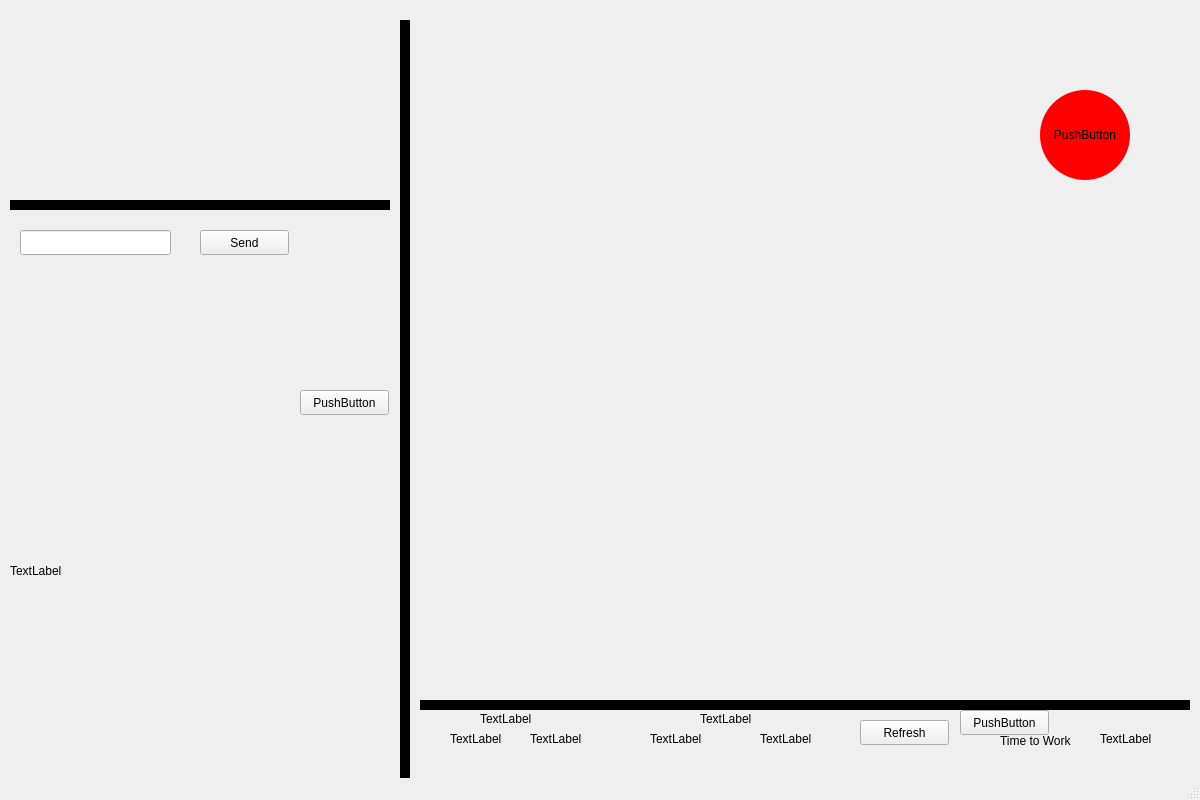
Above: mainwindow.ui from whitea17/dashboard-lab4 before the change. Below: the same form after it.
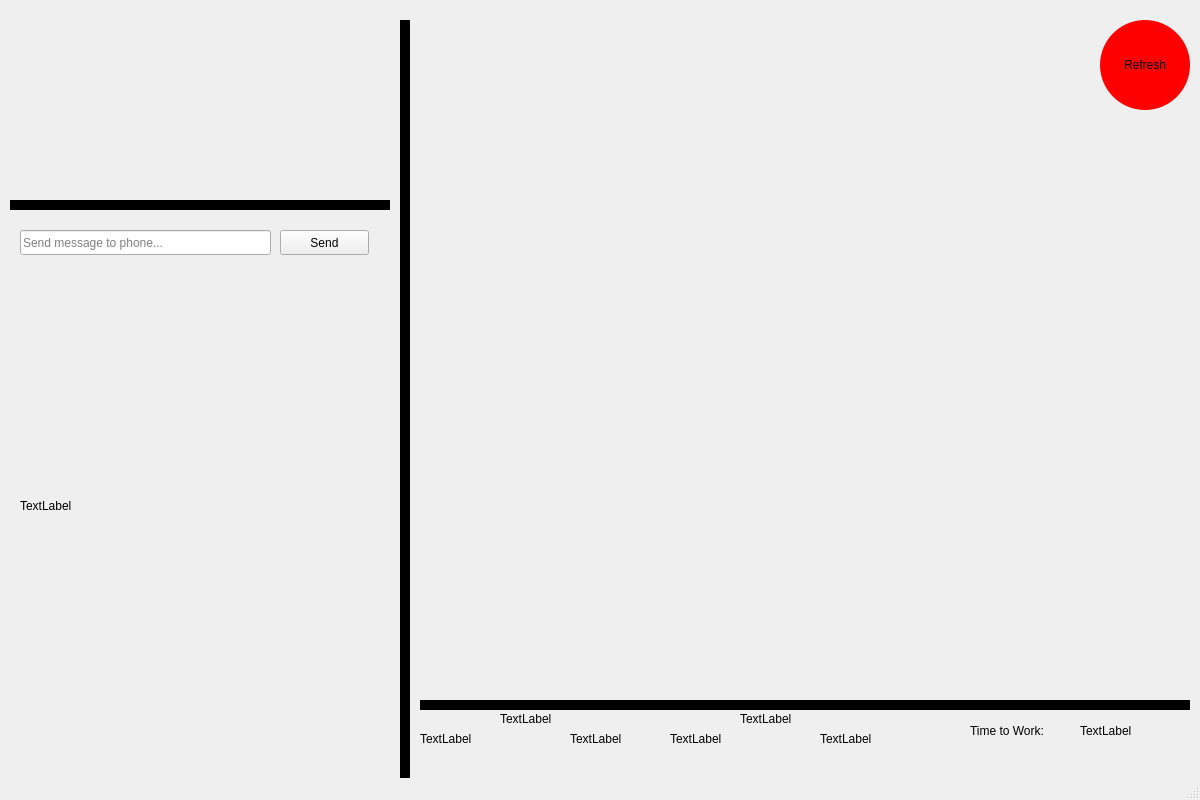
That is the form after the change.

Commit message: Simplified all refresh buttons into a single one

What changed in the file:
```diff
--- a/mainwindow.ui
+++ b/mainwindow.ui
@@ -74,8 +74,8 @@
    <widget class="QPushButton" name="pushButton">
     <property name="geometry">
      <rect>
-      <x>1040</x>
-      <y>90</y>
+      <x>1100</x>
+      <y>20</y>
       <width>90</width>
       <height>90</height>
      </rect>
@@ -85,13 +85,13 @@
 border-radius: 45px;</string>
     </property>
     <property name="text">
-     <string>PushButton</string>
+     <string>Refresh</string>
     </property>
    </widget>
    <widget class="QLabel" name="stockSym1">
     <property name="geometry">
      <rect>
-      <x>480</x>
+      <x>500</x>
       <y>710</y>
       <width>67</width>
       <height>17</height>
@@ -104,7 +104,7 @@
    <widget class="QLabel" name="stockPrice1">
     <property name="geometry">
      <rect>
-      <x>450</x>
+      <x>420</x>
       <y>730</y>
       <width>67</width>
       <height>17</height>
@@ -117,7 +117,7 @@
    <widget class="QLabel" name="stockPercent1">
     <property name="geometry">
      <rect>
-      <x>530</x>
+      <x>570</x>
       <y>730</y>
       <width>67</width>
       <height>17</height>
@@ -127,23 +127,10 @@
      <string>TextLabel</string>
     </property>
    </widget>
-   <widget class="QPushButton" name="stockDown">
-    <property name="geometry">
-     <rect>
-      <x>860</x>
-      <y>720</y>
-      <width>89</width>
-      <height>25</height>
-     </rect>
-    </property>
-    <property name="text">
-     <string>Refresh</string>
-    </property>
-   </widget>
    <widget class="QLabel" name="stockSym1_2">
     <property name="geometry">
      <rect>
-      <x>700</x>
+      <x>740</x>
       <y>710</y>
       <width>67</width>
       <height>17</height>
@@ -156,7 +143,7 @@
    <widget class="QLabel" name="stockPercent1_2">
     <property name="geometry">
      <rect>
-      <x>760</x>
+      <x>820</x>
       <y>730</y>
       <width>67</width>
       <height>17</height>
@@ -169,7 +156,7 @@
    <widget class="QLabel" name="stockPrice1_2">
     <property name="geometry">
      <rect>
-      <x>650</x>
+      <x>670</x>
       <y>730</y>
       <width>67</width>
       <height>17</height>
@@ -182,10 +169,10 @@
    <widget class="QLabel" name="imageBox">
     <property name="geometry">
      <rect>
-      <x>10</x>
-      <y>420</y>
-      <width>351</width>
-      <height>301</height>
+      <x>20</x>
+      <y>270</y>
+      <width>361</width>
+      <height>471</height>
      </rect>
     </property>
     <property name="text">
@@ -195,72 +182,52 @@
      <bool>true</bool>
     </property>
    </widget>
-   <widget class="QPushButton" name="imgDown">
-    <property name="geometry">
-     <rect>
-      <x>300</x>
-      <y>390</y>
-      <width>89</width>
-      <height>25</height>
-     </rect>
-    </property>
-    <property name="text">
-     <string>PushButton</string>
-    </property>
-   </widget>
    <widget class="QLabel" name="timeToWorkDis">
     <property name="geometry">
      <rect>
-      <x>1000</x>
-      <y>720</y>
+      <x>970</x>
+      <y>710</y>
       <width>101</width>
       <height>41</height>
      </rect>
     </property>
     <property name="text">
-     <string>Time to Work</string>
+     <string>Time to Work:</string>
     </property>
    </widget>
    <widget class="QLabel" name="timeToWorkDisVal">
     <property name="geometry">
      <rect>
-      <x>1100</x>
-      <y>730</y>
+      <x>1080</x>
+      <y>720</y>
       <width>67</width>
-      <height>17</height>
+      <height>21</height>
      </rect>
     </property>
     <property name="text">
      <string>TextLabel</string>
     </property>
    </widget>
-   <widget class="QPushButton" name="mapUpdate">
-    <property name="geometry">
-     <rect>
-      <x>960</x>
-      <y>710</y>
-      <width>89</width>
-      <height>25</height>
-     </rect>
-    </property>
-    <property name="text">
-     <string>PushButton</string>
-    </property>
-   </widget>
    <widget class="QLineEdit" name="pushBullMsg">
     <property name="geometry">
      <rect>
       <x>20</x>
       <y>230</y>
-      <width>151</width>
+      <width>251</width>
       <height>25</height>
      </rect>
     </property>
+    <property name="text">
+     <string/>
+    </property>
+    <property name="placeholderText">
+     <string>Send message to phone...</string>
+    </property>
    </widget>
    <widget class="QPushButton" name="pushBullSendButton">
     <property name="geometry">
      <rect>
-      <x>200</x>
+      <x>280</x>
       <y>230</y>
       <width>89</width>
       <height>25</height>
```
Left out of the diff: 2 changed lines with no effect on the pictures. The commit also changes 2 other files.
